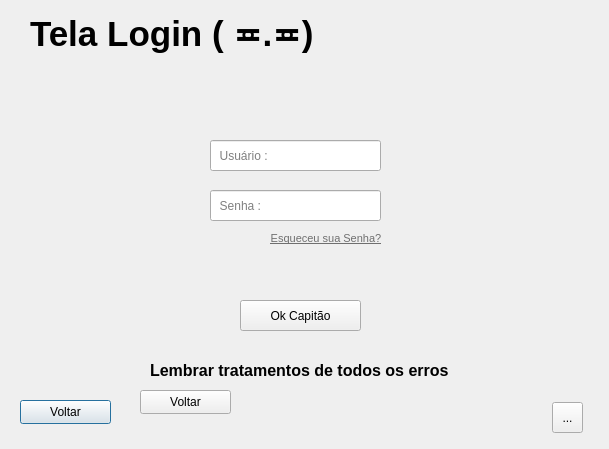
This is telalogin.ui in EduardoHaagP/ProjetoPOO as Qt 5 draws it before an edit. The edited form follows.
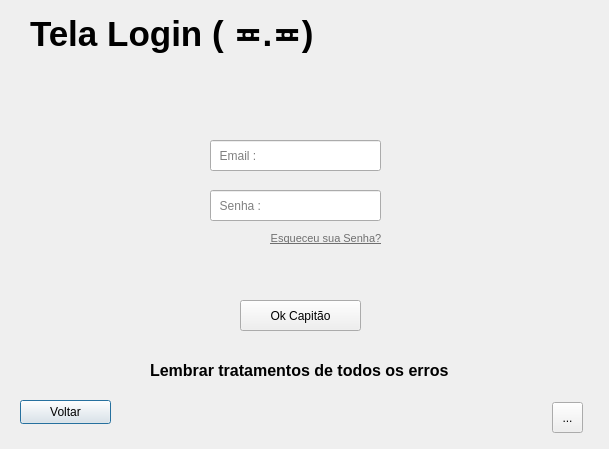
This is the edited form.

Patch:
```diff
--- a/telalogin.ui
+++ b/telalogin.ui
@@ -135,7 +135,7 @@
     <enum>QLineEdit::Normal</enum>
    </property>
    <property name="placeholderText">
-    <string>  Usuário :</string>
+    <string>  Email :</string>
    </property>
   </widget>
   <widget class="QLineEdit" name="inpSenha">
@@ -758,19 +758,6 @@
     <bool>false</bool>
    </property>
   </widget>
-  <widget class="QPushButton" name="botVoltar_2">
-   <property name="geometry">
-    <rect>
-     <x>140</x>
-     <y>390</y>
-     <width>91</width>
-     <height>24</height>
-    </rect>
-   </property>
-   <property name="text">
-    <string>Voltar</string>
-   </property>
-  </widget>
  </widget>
  <resources/>
  <connections/>
```
